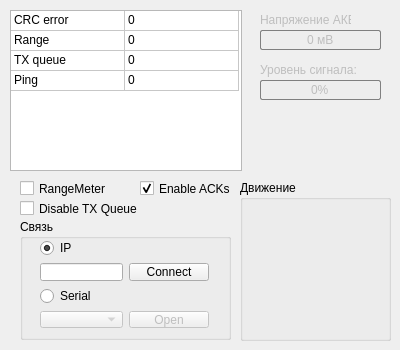
Qt form dthard-gui/mainwindow.ui (Ursadon/Dithard) before a commit.
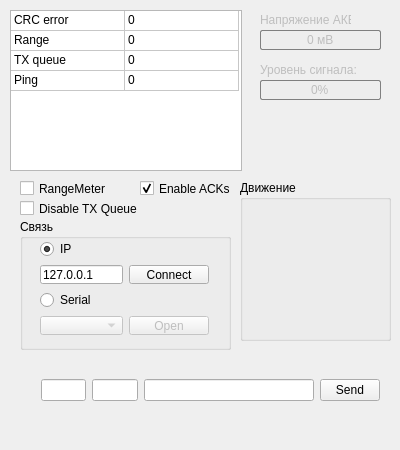
The same form after that commit. Icons and pictures are not drawn.

Patch:
```diff
--- a/dthard-gui/mainwindow.ui
+++ b/dthard-gui/mainwindow.ui
@@ -10,7 +10,7 @@
     <x>0</x>
     <y>0</y>
     <width>400</width>
-    <height>350</height>
+    <height>450</height>
    </rect>
   </property>
   <property name="sizePolicy">
@@ -22,13 +22,13 @@
   <property name="minimumSize">
    <size>
     <width>400</width>
-    <height>350</height>
+    <height>450</height>
    </size>
   </property>
   <property name="maximumSize">
    <size>
     <width>400</width>
-    <height>350</height>
+    <height>450</height>
    </size>
   </property>
   <property name="font">
@@ -473,7 +473,7 @@
       <x>20</x>
       <y>219</y>
       <width>211</width>
-      <height>121</height>
+      <height>131</height>
      </rect>
     </property>
     <property name="title">
@@ -485,7 +485,7 @@
        <x>9</x>
        <y>9</y>
        <width>191</width>
-       <height>111</height>
+       <height>118</height>
       </rect>
      </property>
      <layout class="QGridLayout" name="gridLayout_2">
@@ -522,7 +522,11 @@
        </widget>
       </item>
       <item row="1" column="0">
-       <widget class="QLineEdit" name="leIPaddress"/>
+       <widget class="QLineEdit" name="leIPaddress">
+        <property name="text">
+         <string>127.0.0.1</string>
+        </property>
+       </widget>
       </item>
       <item row="3" column="0">
        <widget class="QComboBox" name="comPortList">
@@ -560,6 +564,82 @@
      </layout>
     </widget>
    </widget>
+   <widget class="QWidget" name="horizontalLayoutWidget">
+    <property name="geometry">
+     <rect>
+      <x>30</x>
+      <y>350</y>
+      <width>361</width>
+      <height>80</height>
+     </rect>
+    </property>
+    <layout class="QHBoxLayout" name="horizontalLayout">
+     <item>
+      <widget class="QLineEdit" name="leAddr">
+       <property name="sizePolicy">
+        <sizepolicy hsizetype="Maximum" vsizetype="Maximum">
+         <horstretch>0</horstretch>
+         <verstretch>0</verstretch>
+        </sizepolicy>
+       </property>
+       <property name="maximumSize">
+        <size>
+         <width>80</width>
+         <height>16777215</height>
+        </size>
+       </property>
+       <property name="text">
+        <string/>
+       </property>
+       <property name="maxLength">
+        <number>3</number>
+       </property>
+       <property name="alignment">
+        <set>Qt::AlignCenter</set>
+       </property>
+      </widget>
+     </item>
+     <item>
+      <widget class="QLineEdit" name="leCmd">
+       <property name="maximumSize">
+        <size>
+         <width>80</width>
+         <height>16777215</height>
+        </size>
+       </property>
+       <property name="maxLength">
+        <number>3</number>
+       </property>
+      </widget>
+     </item>
+     <item>
+      <widget class="QLineEdit" name="leData">
+       <property name="minimumSize">
+        <size>
+         <width>170</width>
+         <height>0</height>
+        </size>
+       </property>
+       <property name="maxLength">
+        <number>256</number>
+       </property>
+      </widget>
+     </item>
+     <item>
+      <widget class="QPushButton" name="pbCustomSend">
+       <property name="maximumSize">
+        <size>
+         <width>60</width>
+         <height>16777215</height>
+        </size>
+       </property>
+       <property name="text">
+        <string>Send</string>
+       </property>
+      </widget>
+     </item>
+    </layout>
+   </widget>
   </widget>
  </widget>
  <layoutdefault spacing="6" margin="11"/>
```
Left out of the diff: 10 changed lines with no effect on the pictures.
